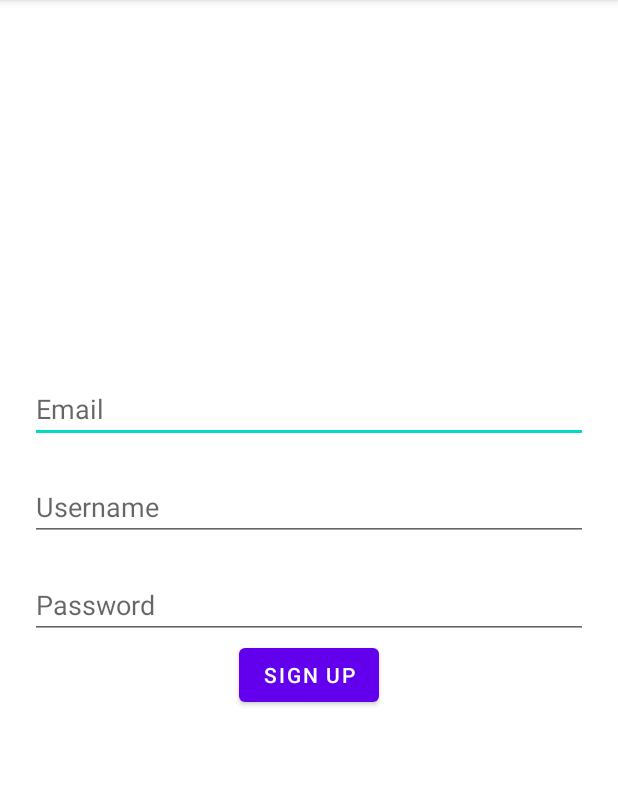
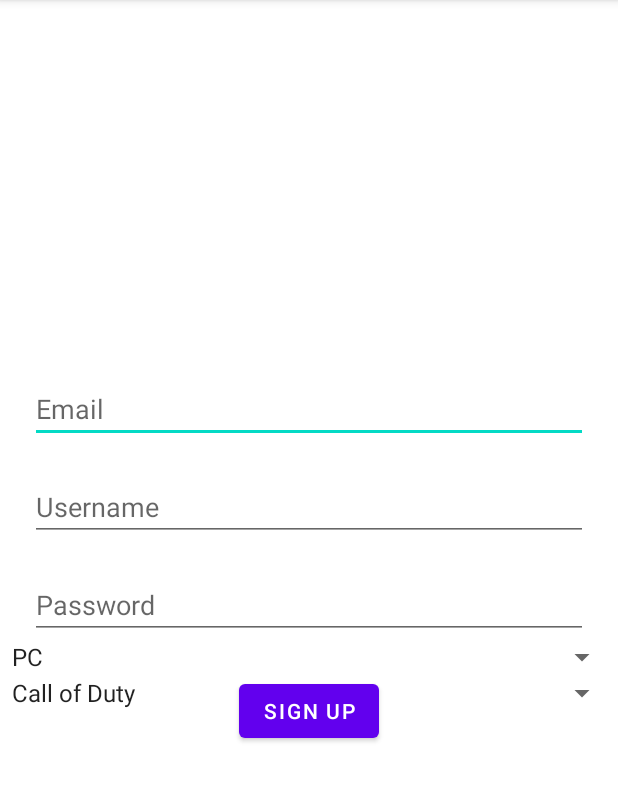
Before and after one commit to ColeGarboski/LFGG, an Android app: the SignUp screen opened directly, with no data from a screen before it, after a tap on "SIGN UP", on a phone screen of 412 x 824 dp, the part 84-886 px from its top. Run offline under Robolectric (Android 15) with nearby library versions, the phone set to English and light mode, and no system bars; our stand-ins replace Firebase (no records; nobody signed in at launch, a user with empty details on screens opened directly).

Commit message:
Added Platform and Game on Signup
Uses spinners to have drop down menu for both platforms and games that the admins chose to allow users select.

```diff
--- a/app/src/main/java/com/example/lfgg/SignUp.kt
+++ b/app/src/main/java/com/example/lfgg/SignUp.kt
@@ -7,6 +7,7 @@ import android.os.Bundle
 import android.util.Log
 import android.widget.Button
 import android.widget.EditText
+import android.widget.Spinner
 import android.widget.Toast
 import com.google.firebase.auth.FirebaseAuth
 import com.google.firebase.database.DatabaseReference
@@ -19,6 +20,8 @@ class SignUp : AppCompatActivity() {
     private lateinit var edtEmail: EditText
     private lateinit var edtPassword: EditText
     private lateinit var btnSignUp: Button
+    private lateinit var spnPlatform: Spinner
+    private lateinit var spnGames: Spinner
     private lateinit var mAuth: FirebaseAuth
     private lateinit var mDbRef: DatabaseReference
 
@@ -33,23 +36,32 @@ class SignUp : AppCompatActivity() {
         edtEmail = findViewById(R.id.edt_email)
         edtPassword = findViewById(R.id.edt_password)
         btnSignUp = findViewById(R.id.btnSignup)
+        spnPlatform = findViewById(R.id.spn_platform)
+        spnGames = findViewById(R.id.spn_games)
+
 
         btnSignUp.setOnClickListener {
             val user = edtUser.text.toString()
             val email = edtEmail.text.toString()
             val password = edtPassword.text.toString()
+            val platform = spnPlatform.selectedItem.toString()
+            val game = spnGames.selectedItem.toString()
 
-            signUp(user, email, password)
+            signUp(user, email, password, platform, game)
         }
     }
 
-    private fun signUp(user: String, email: String, password: String){
+    private fun signUp(user: String, email: String, password: String, platform: String, game: String){
+        // Retrieve selected platform and game
+        val platform = spnPlatform.selectedItem.toString()
+        val game = spnGames.selectedItem.toString()
+
         // Creating user logic
         mAuth.createUserWithEmailAndPassword(email, password)
             .addOnCompleteListener(this) { task ->
                 if (task.isSuccessful) {
                     // Jump to Login screen
-                    addUserToDatabase(user, email, mAuth.currentUser?.uid!!)
+                    addUserToDatabase(user, email, platform, game, mAuth.currentUser?.uid!!)
                     val intent = Intent(this@SignUp, Login::class.java)
                     startActivity(intent)
                 } else {
@@ -58,8 +70,8 @@ class SignUp : AppCompatActivity() {
             }
     }
 
-    private fun addUserToDatabase(user: String, email: String, uid: String) {
-        mDbRef = FirebaseDatabase.getInstance().getReference()
-        mDbRef.child("user").child(uid).setValue(User(user, email, uid))
+    private fun addUserToDatabase(user: String, email: String, platform: String, game: String, uid: String) {
+        mDbRef = FirebaseDatabase.getInstance().reference
+        mDbRef.child("user").child(uid).setValue(User(user, email, platform, game, uid))
     }
 }
--- a/app/src/main/java/com/example/lfgg/User.kt
+++ b/app/src/main/java/com/example/lfgg/User.kt
@@ -3,13 +3,17 @@ package com.example.lfgg
 class User {
     var name: String? = null
     var email: String? = null
+    var platform: String? = null
+    var game: String? = null
     var uid: String? = null
 
     constructor(){}
 
-    constructor(name: String, email: String, uid: String) {
+    constructor(name: String, email: String, platform: String, game: String, uid: String) {
         this.name = name
         this.email = email
+        this.platform = platform
+        this.game = game
         this.uid = uid
     }
 }
--- a/app/src/main/res/layout/activity_sign_up.xml
+++ b/app/src/main/res/layout/activity_sign_up.xml
@@ -38,11 +38,25 @@
         android:layout_marginRight="20dp">
     </EditText>
 
+    <Spinner
+        android:id="@+id/spn_platform"
+        android:layout_width="match_parent"
+        android:layout_height="wrap_content"
+        android:layout_below="@+id/edt_password"
+        android:entries="@array/platforms" />
+
+    <Spinner
+        android:id="@+id/spn_games"
+        android:layout_width="match_parent"
+        android:layout_height="wrap_content"
+        android:layout_below="@+id/spn_platform"
+        android:entries="@array/games" />
+
     <Button
         android:id="@+id/btnSignup"
         android:layout_width="wrap_content"
         android:layout_height="wrap_content"
-        android:layout_below="@+id/edt_password"
+        android:layout_below="@+id/spn_platform"
         android:text="Sign Up"
         android:layout_centerHorizontal="true">
     </Button>
--- a/app/src/main/res/values/strings.xml
+++ b/app/src/main/res/values/strings.xml
@@ -1,3 +1,18 @@
 <resources>
     <string name="app_name">LFGG</string>
+
+    <string-array name="platforms">
+        <item>PC</item>
+        <item>Xbox</item>
+        <item>PlayStation</item>
+        <item>Nintendo Switch</item>
+    </string-array>
+
+    <string-array name="games">
+        <item>Call of Duty</item>
+        <item>Halo</item>
+        <item>Destiny</item>
+        <item>Borderlands</item>
+    </string-array>
+
 </resources>
```
Also changed, not shown: app/src/main/res/layout/activity_chat.xml (+9 -0 lines), app/src/main/res/layout/members_popup.xml (added, +28 -0 lines).
